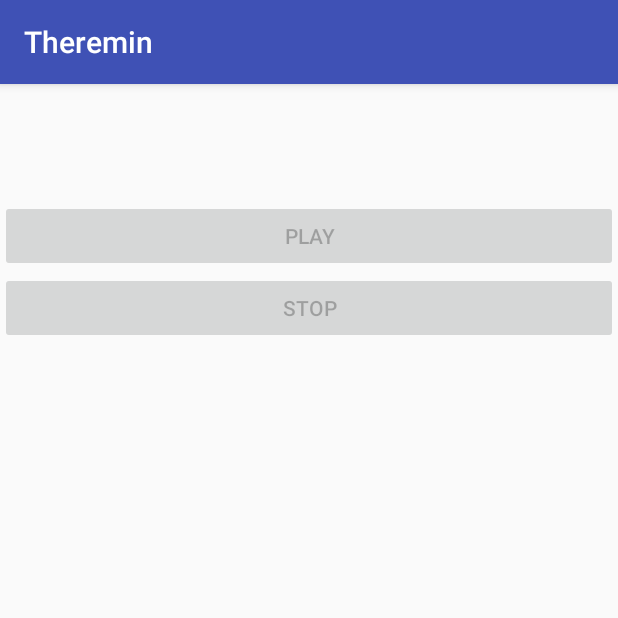
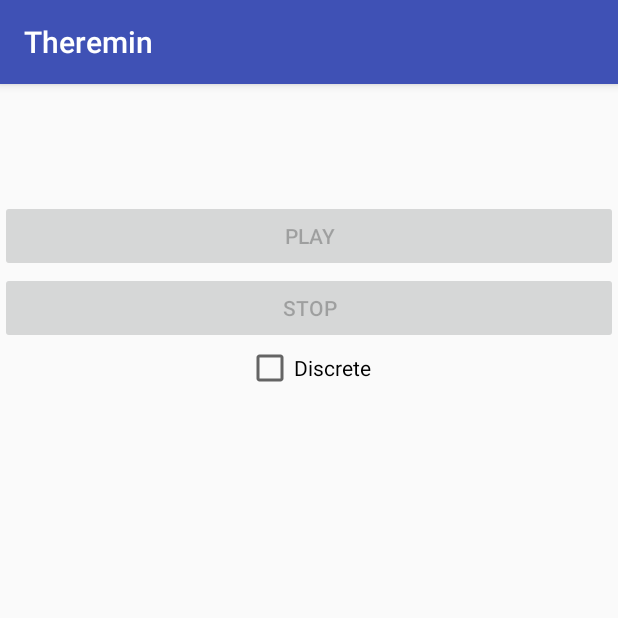
Before and after one commit to diwww/virtual-theremin, an Android app: the screen it shows after launch (MainActivity), on a phone screen of 412 x 824 dp, the top half of it. Run offline under Robolectric (Android 15) with nearby library versions, the phone set to English and light mode, and no system bars.

Commit message:
Added discrete notes playing mode

```diff
--- a/Theremin/app/src/main/res/layout/activity_main.xml
+++ b/Theremin/app/src/main/res/layout/activity_main.xml
@@ -37,16 +37,23 @@
         android:id="@+id/play_button"
         android:layout_width="match_parent"
         android:layout_height="wrap_content"
+        android:enabled="false"
         android:onClick="onButtonClicked"
-        android:enabled="false"
         android:text="@string/play" />
 
     <Button
         android:id="@+id/stop_button"
         android:layout_width="match_parent"
         android:layout_height="wrap_content"
+        android:enabled="false"
         android:onClick="onButtonClicked"
-        android:enabled="false"
         android:text="@string/stop" />
 
+    <CheckBox
+        android:id="@+id/discr_checkbox"
+        android:layout_width="wrap_content"
+        android:layout_height="wrap_content"
+        android:layout_gravity="center"
+        android:text="@string/discrete"/>
+
 </LinearLayout>
--- a/Theremin/app/src/main/res/values/strings.xml
+++ b/Theremin/app/src/main/res/values/strings.xml
@@ -2,4 +2,5 @@
     <string name="app_name">Theremin</string>
     <string name="play">Play</string>
     <string name="stop">Stop</string>
+    <string name="discrete">Discrete</string>
 </resources>
```
Also changed, not shown: Theremin/app/src/main/java/ru/hse/theremin/MainActivity.java (+13 -1 lines), 2 other files.
